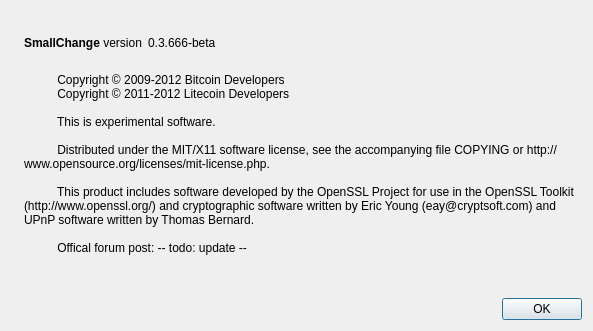
This is src/qt/forms/aboutdialog.ui in mousecoin/mousecoin as Qt 5 draws it before an edit. The edited form follows.
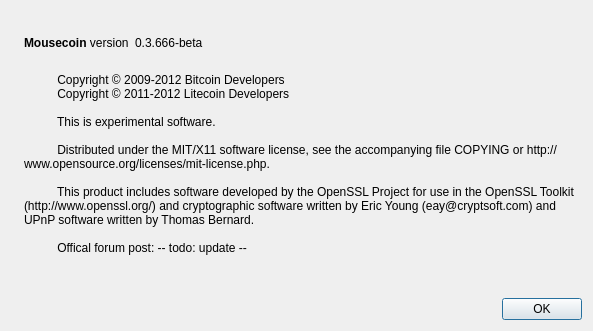
This is the edited form. Icons and pictures are not drawn.

Diff of the .ui file:
```diff
--- a/src/qt/forms/aboutdialog.ui
+++ b/src/qt/forms/aboutdialog.ui
@@ -50,7 +50,7 @@
           <cursorShape>IBeamCursor</cursorShape>
          </property>
          <property name="text">
-          <string>&lt;b&gt;SmallChange&lt;/b&gt; version</string>
+          <string>&lt;b&gt;Mousecoin&lt;/b&gt; version</string>
          </property>
          <property name="textInteractionFlags">
           <set>Qt::LinksAccessibleByMouse|Qt::TextSelectableByKeyboard|Qt::TextSelectableByMouse</set>
```
Left out of the diff: 2 changed lines with no effect on the pictures.
